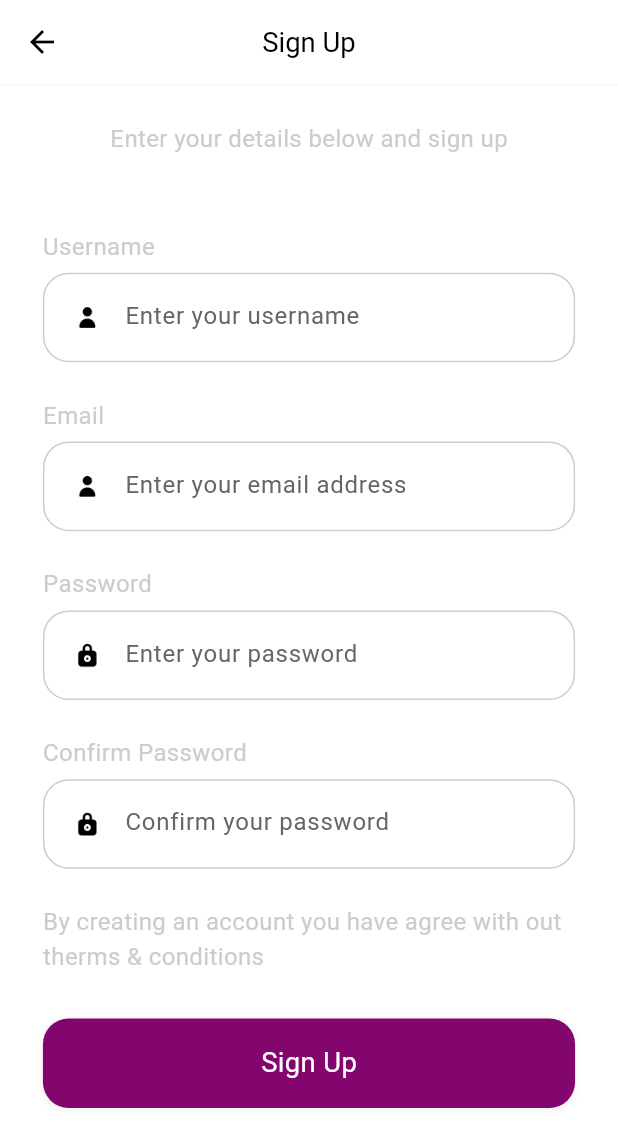
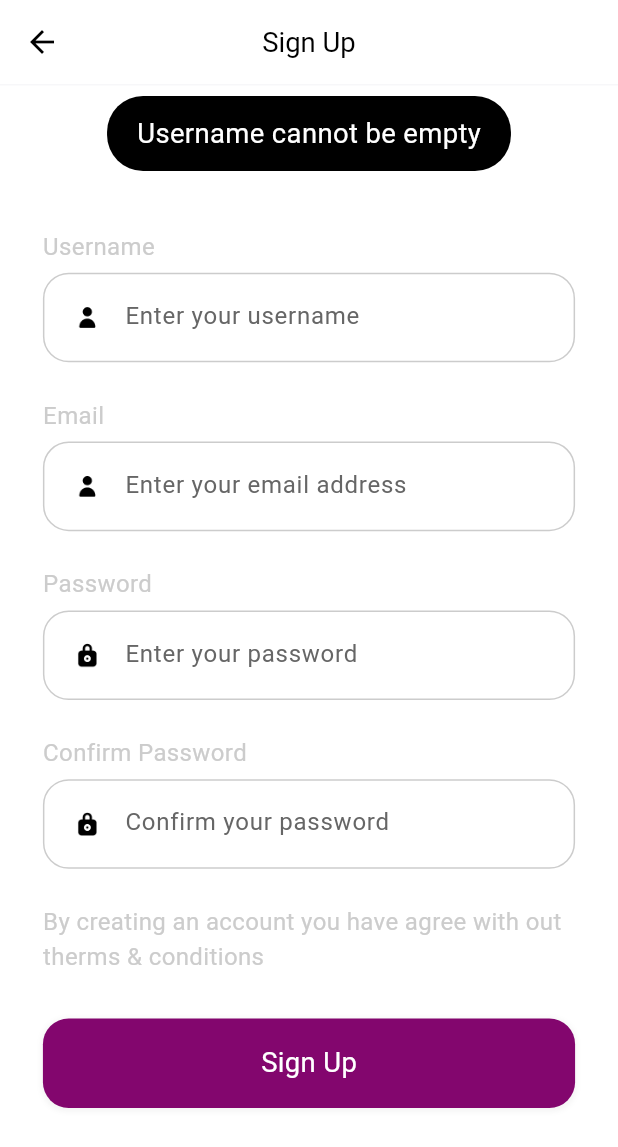
Before and after one commit to santetch/flutter_sample_course, a Flutter app: the Register screen opened by its route, after a tap on "Sign Up", on a phone screen of 412 x 824 dp. Shown: the top 1147 px of the screen. Run offline on Flutter 3.47's test engine with Material 2 defaults, Android fonts, the phone set to English and light mode, and no system bars; our stand-ins replace cloud_firestore, dots_indicator, firebase_auth, firebase_core, flutter_bloc, flutter_screenutil and 1 more; accounts and stored records are empty; Roboto replaces fonts that are missing (Avenir).

Commit message:
register page funcionality

```diff
--- a/lib/pages/bloc_providers.dart
+++ b/lib/pages/bloc_providers.dart
@@ -1,8 +1,7 @@
 import 'package:flutter_bloc/flutter_bloc.dart';
+import 'package:u_course_example/pages/register/bloc/register_blocs.dart';
 import 'package:u_course_example/pages/sign_in/bloc/sign_in_bloc.dart';
 import 'package:u_course_example/pages/welcome/bloc/welcome_blocs.dart';
-
-import '../app_blocs.dart';
 
 class AppBlocProviders {
   static get allBlocProviders => [
@@ -10,10 +9,10 @@ class AppBlocProviders {
           create: (context) => WelcomeBloc(),
         ),
         BlocProvider(
-          create: (context) => AppBlocs(),
+          create: (context) => SignInBloc(),
         ),
         BlocProvider(
-          create: (context) => SignInBloc(),
+          create: (context) => RegisterBloc(),
         ),
       ];
 }
--- /dev/null
+++ b/lib/pages/register/bloc/register_blocs.dart
@@ -0,0 +1,28 @@
+import 'package:flutter_bloc/flutter_bloc.dart';
+import 'package:u_course_example/pages/register/bloc/register_events.dart';
+import 'package:u_course_example/pages/register/bloc/register_states.dart';
+
+class RegisterBloc extends Bloc<RegisterEvent, RegisterStates> {
+  RegisterBloc() : super(const RegisterStates()) {
+    on<UsernameEvent>(_handleUsername);
+    on<EmailEvent>(_handleEmail);
+    on<PasswordEvent>(_handlePassword);
+    on<RePasswordEvent>(_handleRePassword);
+  }
+
+  void _handleUsername(UsernameEvent event, Emitter<RegisterStates> emit) {
+    emit(state.copyWith(username: event.username));
+  }
+
+  void _handleEmail(EmailEvent event, Emitter<RegisterStates> emit) {
+    emit(state.copyWith(email: event.email));
+  }
+
+  void _handlePassword(PasswordEvent event, Emitter<RegisterStates> emit) {
+    emit(state.copyWith(password: event.password));
+  }
+
+  void _handleRePassword(RePasswordEvent event, Emitter<RegisterStates> emit) {
+    emit(state.copyWith(rePassword: event.rePassword));
+  }
+}
--- /dev/null
+++ b/lib/pages/register/bloc/register_events.dart
@@ -0,0 +1,27 @@
+abstract class RegisterEvent {
+  const RegisterEvent();
+}
+
+class UsernameEvent extends RegisterEvent {
+  final String username;
+
+  const UsernameEvent(this.username);
+}
+
+class EmailEvent extends RegisterEvent {
+  final String email;
+
+  const EmailEvent(this.email);
+}
+
+class PasswordEvent extends RegisterEvent {
+  final String password;
+
+  const PasswordEvent(this.password);
+}
+
+class RePasswordEvent extends RegisterEvent {
+  final String rePassword;
+
+  const RePasswordEvent(this.rePassword);
+}
--- /dev/null
+++ b/lib/pages/register/bloc/register_states.dart
@@ -0,0 +1,27 @@
+class RegisterStates {
+  final String username;
+  final String email;
+  final String password;
+  final String rePassword;
+
+  const RegisterStates({
+    this.username = "",
+    this.email = "",
+    this.password = "",
+    this.rePassword = "",
+  });
+
+  RegisterStates copyWith({
+    String? username,
+    String? email,
+    String? password,
+    String? rePassword,
+  }) {
+    return RegisterStates(
+      username: username ?? this.username,
+      email: email ?? this.email,
+      password: password ?? this.password,
+      rePassword: rePassword ?? this.rePassword,
+    );
+  }
+}
--- a/lib/pages/register/register.dart
+++ b/lib/pages/register/register.dart
@@ -1,5 +1,10 @@
 import 'package:flutter/material.dart';
+import 'package:flutter_bloc/flutter_bloc.dart';
 import 'package:flutter_screenutil/flutter_screenutil.dart';
+import 'package:u_course_example/pages/register/bloc/register_blocs.dart';
+import 'package:u_course_example/pages/register/bloc/register_events.dart';
+import 'package:u_course_example/pages/register/bloc/register_states.dart';
+import 'package:u_course_example/pages/register/register_controller.dart';
 
 import '../widgets/common_widgets.dart';
 
@@ -13,6 +18,8 @@ class Register extends StatefulWidget {
 class _RegisterState extends State<Register> {
   @override
   Widget build(BuildContext context) {
+    return BlocBuilder<RegisterBloc, RegisterStates>(
+      builder: (context, state) {
         return Container(
           color: Colors.white,
           child: SafeArea(
@@ -27,7 +34,8 @@ class _RegisterState extends State<Register> {
                       height: 20.h,
                     ),
                     Center(
-                  child: reusableText("Enter your details below and sign up"),
+                      child:
+                          reusableText("Enter your details below and sign up"),
                     ),
                     Container(
                       margin: EdgeInsets.only(top: 36.h),
@@ -40,28 +48,44 @@ class _RegisterState extends State<Register> {
                             "Enter your username",
                             "username",
                             "user",
-                        (value) {},
+                            (value) {
+                              context
+                                  .read<RegisterBloc>()
+                                  .add(UsernameEvent(value));
+                            },
                           ),
                           reusableText("Email"),
                           buildTextField(
                             "Enter your email address",
                             "email",
                             "user",
-                        (value) {},
+                            (value) {
+                              context
+                                  .read<RegisterBloc>()
+                                  .add(EmailEvent(value));
+                            },
                           ),
                           reusableText("Password"),
                           buildTextField(
                             "Enter your password",
                             "password",
                             "lock",
-                        (value) {},
+                            (value) {
+                              context
+                                  .read<RegisterBloc>()
+                                  .add(PasswordEvent(value));
+                            },
                           ),
                           reusableText("Confirm Password"),
                           buildTextField(
                             "Confirm your password",
                             "password",
                             "lock",
-                        (value) {},
+                            (value) {
+                              context
+                                  .read<RegisterBloc>()
+                                  .add(RePasswordEvent(value));
+                            },
                           ),
                         ],
                       ),
@@ -75,7 +99,7 @@ class _RegisterState extends State<Register> {
                       "Sign Up",
                       "login",
                       () {
-                    Navigator.of(context).pushNamed("register");
+                        RegisterController(context).handleEmailRegister();
                       },
                     ),
                   ],
@@ -84,5 +108,7 @@ class _RegisterState extends State<Register> {
             ),
           ),
         );
+      },
+    );
   }
 }
--- /dev/null
+++ b/lib/pages/register/register_controller.dart
@@ -0,0 +1,71 @@
+import 'package:firebase_auth/firebase_auth.dart';
+import 'package:flutter/material.dart';
+import 'package:flutter_bloc/flutter_bloc.dart';
+import 'package:u_course_example/common/widgets/flutter_toast.dart';
+import 'package:u_course_example/pages/register/bloc/register_blocs.dart';
+
+class RegisterController {
+  final BuildContext context;
+
+  const RegisterController(this.context);
+
+  Future<void> handleEmailRegister() async {
+    final state = context.read<RegisterBloc>().state;
+
+    String username = state.username;
+    String email = state.email;
+    String password = state.password;
+    String rePassword = state.rePassword;
+
+    if (username.isEmpty) {
+      toastInfo(msg: "Username cannot be empty");
+      return;
+    }
+
+    if (email.isEmpty) {
+      toastInfo(msg: "Email cannot be empty");
+      return;
+    }
+
+    if (password.isEmpty) {
+      toastInfo(msg: "Password cannot be empty");
+      return;
+    }
+
+    if (rePassword.isEmpty) {
+      toastInfo(msg: "Confirm Password cannot be empty");
+      return;
+    }
+
+    if (password != rePassword) {
+      toastInfo(msg: "Passwords dont match");
+      return;
+    }
+
+    try {
+      final credential =
+          await FirebaseAuth.instance.createUserWithEmailAndPassword(
+        email: email,
+        password: password,
+      );
+
+      if (credential.user != null) {
+        await credential.user?.sendEmailVerification();
+        await credential.user?.updateDisplayName(username);
+        toastInfo(
+          msg:
+              "An email has been sent to your registered email. To activate it please check your inbox!",
+        );
+        Navigator.of(context).pop();
+      }
+    } on FirebaseAuthException catch (e) {
+      if (e.code == "weak-password") {
+        toastInfo(msg: "The password provided is too weak");
+      } else if (e.code == "email-already-in-use") {
+        toastInfo(msg: "Email already in use");
+      } else if (e.code == "invalid-email") {
+        toastInfo(msg: "Email provided is invalid");
+      }
+    }
+  }
+}
```
Also changed, not shown: lib/main.dart (+0 -55 lines). Lines whose indentation alone changed are shown as unchanged.
